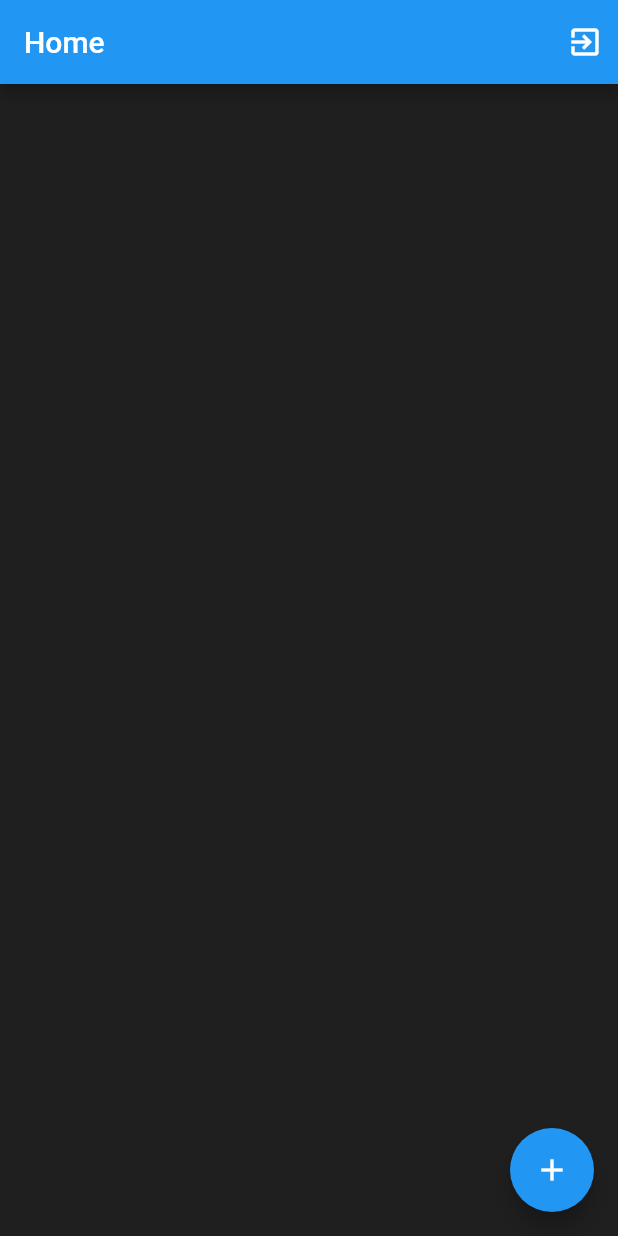
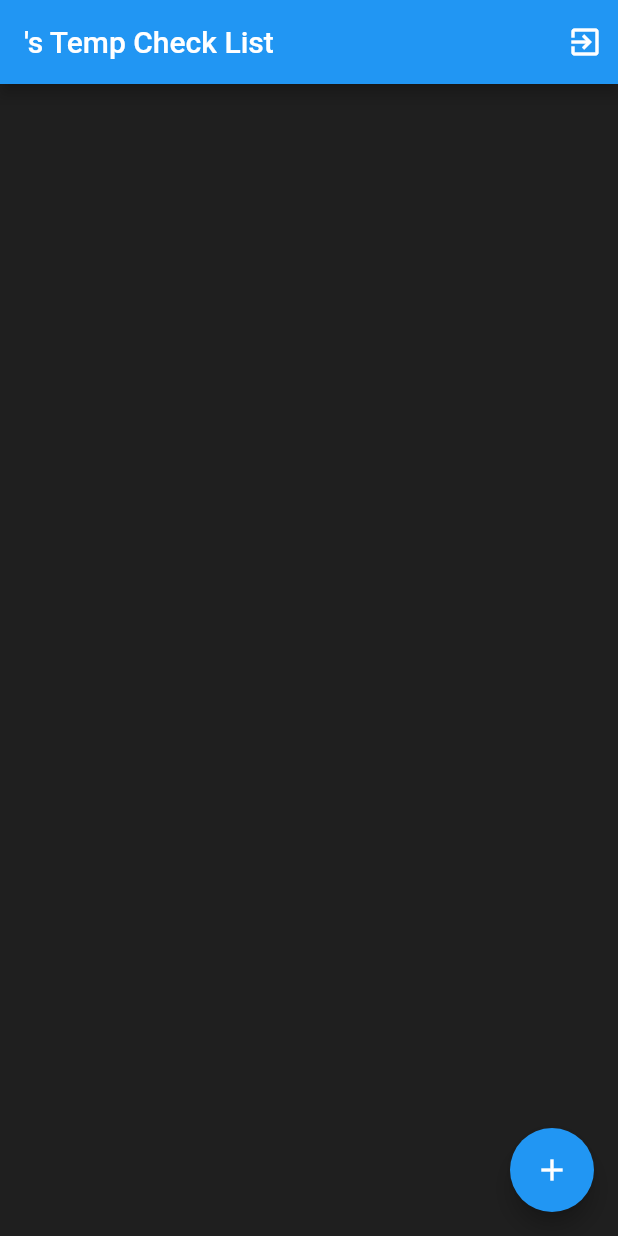
Before and after one commit to anantraj2808/Plushvie-Demo, a Flutter app: the HomeScreen screen opened directly, on a phone screen of 412 x 824 dp. Run offline on Flutter 3.47's test engine with Material 2 defaults, Android fonts, the phone set to English and light mode, and no system bars; our stand-ins replace cloud_firestore, firebase_auth, firebase_core, shared_preferences; accounts and stored records are empty.

Commit message:
Fully Functional

```diff
--- a/lib/screens/home_screen.dart
+++ b/lib/screens/home_screen.dart
@@ -1,5 +1,6 @@
 import 'dart:math';
 
+import 'package:cloud_firestore/cloud_firestore.dart';
 import 'package:flutter/cupertino.dart';
 import 'package:flutter/material.dart';
 import 'package:plushvie_demo/helper/helper_methods.dart';
@@ -19,21 +20,49 @@ class _HomeScreenState extends State<HomeScreen> {
   HelperMethods _helperMethods = HelperMethods();
   DatabaseMethods _databaseMethods = DatabaseMethods();
   TextEditingController _textEditingController = TextEditingController();
+  Stream recordStream;
+  String name = "";
 
 
   @override
   void initState() {
-    //getEmail();
+    getTempRecords();
+    getName();
     super.initState();
   }
 
-//  getEmail() async {
-//    await _helperMethods.getFullNameSP().then((value){
-//      email = value;
-//    });
-//    setState(() {
-//    });
-//  }
+  Widget recordList(){
+    return StreamBuilder(
+      stream: recordStream,
+      builder: (context,snapshot){
+        return snapshot.hasData ? ListView.builder(
+          itemCount: snapshot.data.documents.length,
+          itemBuilder: (context,index){
+            return ListTile(
+              title: Text(snapshot.data.documents[index].data()["temp"],style: TextStyle(color: Colors.white),),
+            );
+          },
+        ) : Container();
+      },
+    );
+  }
+
+  getName() async {
+    await _helperMethods.getFullNameSP().then((value){
+      setState(() {
+        name = value;
+      });
+    });
+
+  }
+
+  getTempRecords(){
+    _databaseMethods.getRecords().then((value){
+      setState(() {
+        recordStream = value;
+      });
+    });
+  }
 
   setTemp(temp) async {
     Map<String,dynamic> tempMap = {
@@ -76,7 +105,7 @@ class _HomeScreenState extends State<HomeScreen> {
   Widget build(BuildContext context) {
     return Scaffold(
       appBar: AppBar(
-        title: Text("Home"),
+        title: Text(name+"\'s Temp Check List"),
         actions: [
           GestureDetector(
             onTap: (){
@@ -94,9 +123,10 @@ class _HomeScreenState extends State<HomeScreen> {
           )
         ],
       ),
-      body: Container(
-        child: Center(
-          //child: Text(email,style: TextStyle(color: Colors.white),),
+      body: SingleChildScrollView(
+        child: Container(
+          height: 400.0,
+          child: recordList(),
         ),
       ),
       floatingActionButton: FloatingActionButton(
--- a/lib/services/database.dart
+++ b/lib/services/database.dart
@@ -18,4 +18,9 @@ class DatabaseMethods{
     var user = FirebaseAuth.instance.currentUser;
     await FirebaseFirestore.instance.collection("Users").doc(user.uid).collection("Records").add(tempMap);
   }
+
+  getRecords()async{
+    return FirebaseFirestore.instance.collection("Users").doc(FirebaseAuth.instance.currentUser.uid)
+        .collection("Records").orderBy("time",descending: true).snapshots();
+  }
 }
```
